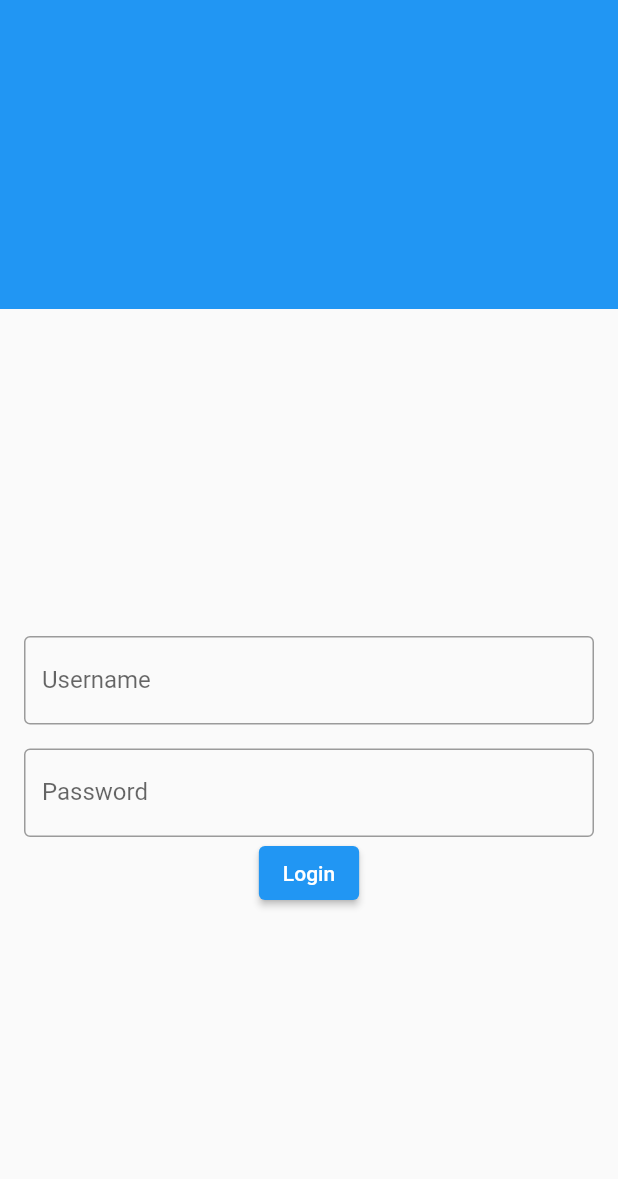
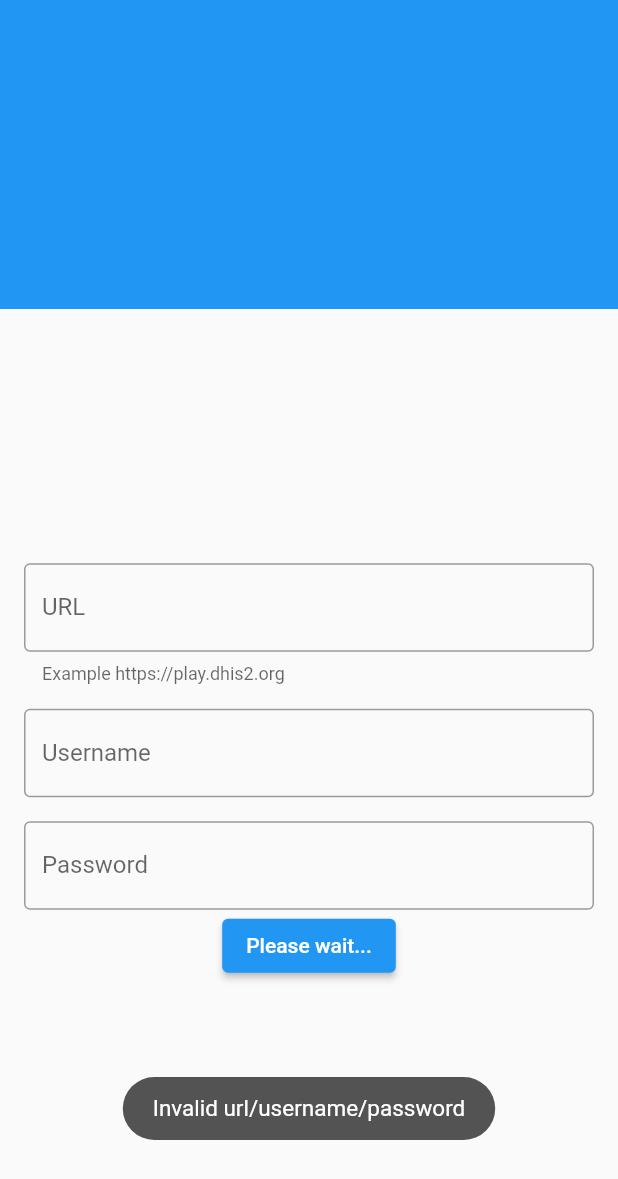
Before and after one commit to Aladdin-tz/patient-short-report, a Flutter app: the Login screen opened directly, after a tap on "Login", on a phone screen of 412 x 824 dp. Shown: the top 1179 px of the screen. Run offline on Flutter 3.47's test engine with Material 2 defaults, Android fonts, the phone set to English and light mode, and no system bars; our stand-ins replace dio, flutter_secure_storage, toast; accounts and stored records are empty; network calls fail.

Commit message:
feat(*): Implementation
- Implemented credentials storage
 - Implemented http service
 - Implemented login logic
 - Implemented logout logic

```diff
--- a/lib/modules/login/login.dart
+++ b/lib/modules/login/login.dart
@@ -1,17 +1,50 @@
 import 'package:flutter/material.dart';
+import 'package:maternal_health_data/modules/landing/landing.dart';
 import 'package:maternal_health_data/shared/fields/text_input.dart';
+import 'package:maternal_health_data/shared/models/credentials.dart';
+import 'package:toast/toast.dart';
 
-class Login extends StatelessWidget {
-  Login({Key? key}) : super(key: key);
+class Login extends StatefulWidget {
+  const Login({Key? key}) : super(key: key);
+
+  @override
+  State<Login> createState() => _LoginState();
+}
+
+class _LoginState extends State<Login> {
   final TextEditingController _usernameController = TextEditingController();
+
   final TextEditingController _passwordController = TextEditingController();
 
-  onPressed() {
+  final TextEditingController _urlController = TextEditingController();
+
+  bool loading = false;
+
+  onPressed(BuildContext context) async {
     String username = _usernameController.text;
     String password = _passwordController.text;
+    String url = _urlController.text;
+    Credentials credentials =
+        Credentials(username: username, url: url, password: password);
 
-    print(username);
-    print(password);
+    setState(() {
+      loading = true;
+    });
+    try {
+      bool isValid = await credentials.validate();
+
+      if (isValid) {
+        await credentials.save();
+        if (!mounted) return;
+        navigateToLanding(context);
+      } else {
+        Toast.show("Invalid url/username/password",
+            duration: Toast.lengthLong, gravity: Toast.bottom);
+      }
+    } catch (e) {
+      Toast.show("Error: ${e.toString()}",
+          duration: Toast.lengthLong, gravity: Toast.bottom);
+    }
   }
 
   @override
@@ -35,6 +68,13 @@ class Login extends StatelessWidget {
                 mainAxisAlignment: MainAxisAlignment.center,
                 children: [
                   TextInputField(
+                      controller: _urlController,
+                      label: "URL",
+                      type: "text",
+                      prefix: "https://",
+                      helpText: "Example https://play.dhis2.org"),
+                  const Padding(padding: EdgeInsets.only(top: 16)),
+                  TextInputField(
                       controller: _usernameController,
                       label: "Username",
                       type: "text"),
@@ -44,7 +84,8 @@ class Login extends StatelessWidget {
                       label: "Password",
                       type: "password"),
                   ElevatedButton(
-                      onPressed: onPressed, child: const Text("Login"))
+                      onPressed: () => onPressed(context),
+                      child: Text(loading ? "Please wait..." : "Login"))
                 ],
               ),
             ),
@@ -53,4 +94,11 @@ class Login extends StatelessWidget {
       ),
     );
   }
+
+  void navigateToLanding(BuildContext context) {
+    Toast.show("Login successful",
+        duration: Toast.lengthLong, gravity: Toast.bottom);
+    Navigator.pushReplacement(context,
+        MaterialPageRoute(builder: (BuildContext context) => Landing()));
+  }
 }
--- /dev/null
+++ b/lib/shared/models/credentials.dart
@@ -0,0 +1,50 @@
+import 'dart:convert';
+
+import 'package:dio/dio.dart';
+import 'package:maternal_health_data/shared/services/credentials.dart';
+import 'package:maternal_health_data/shared/services/http.dart';
+
+class Credentials {
+  late String url;
+  late String username;
+  late String password;
+
+  Credentials(
+      {required this.username, required this.url, required this.password});
+
+  Credentials.fromMap(Map<String, String> map) {
+    url = map['url'] ?? '';
+    username = map['username']!;
+    password = map['password']!;
+  }
+
+  get authorization {
+    return base64Encode(utf8.encode('$username:$password'));
+  }
+
+  static Future<Credentials?> fromStorage() async {
+    CredentialsService service = CredentialsService();
+    Map<String, String>? credentialsMap = await service.getCredentials();
+    if (credentialsMap == null || credentialsMap.isEmpty) return null;
+    return Credentials.fromMap(credentialsMap);
+  }
+
+  Future save() async {
+    return CredentialsService()
+        .setCredentials(url: url, username: username, password: password);
+  }
+
+  Future clear() async {
+    return CredentialsService().clearCredentials();
+  }
+
+  Future<bool> validate() async {
+    HttpService http = HttpService().initWithCredentials(this);
+    try {
+      Response response = await http.get('me');
+      return response.statusCode == 200;
+    } catch (e) {
+      return false;
+    }
+  }
+}
--- /dev/null
+++ b/lib/shared/models/user.dart
@@ -0,0 +1,5 @@
+class User {
+  late String username;
+  late String firstName;
+  late String lastName;
+}
--- /dev/null
+++ b/lib/shared/services/credentials.dart
@@ -0,0 +1,22 @@
+import 'package:flutter_secure_storage/flutter_secure_storage.dart';
+
+class CredentialsService {
+  final storage = const FlutterSecureStorage();
+
+  Future setCredentials(
+      {required String url,
+      required String username,
+      required String password}) async {
+    await storage.write(key: 'url', value: url);
+    await storage.write(key: 'username', value: username);
+    await storage.write(key: 'password', value: password);
+  }
+
+  Future<Map<String, String>?> getCredentials() async {
+    return await storage.readAll();
+  }
+
+  Future clearCredentials() async {
+    await storage.deleteAll();
+  }
+}
--- /dev/null
+++ b/lib/shared/services/http.dart
@@ -0,0 +1,41 @@
+import 'dart:io';
+
+import 'package:dio/dio.dart';
+import 'package:maternal_health_data/shared/models/credentials.dart';
+
+class HttpService {
+  Dio dio = Dio();
+  late Credentials credentials;
+  late Options options;
+
+  Future<HttpService> init() async {
+    Credentials? cred = await Credentials.fromStorage();
+    if (cred == null) throw "Credentials not found";
+    credentials = cred;
+    setOptions();
+    return this;
+  }
+
+  setOptions() {
+    options = Options(headers: {
+      HttpHeaders.authorizationHeader: 'Basic ${credentials.authorization}',
+      'Content-Type': 'application/json',
+    });
+  }
+
+  HttpService initWithCredentials(Credentials credentials) {
+    this.credentials = credentials;
+    setOptions();
+    return this;
+  }
+
+  Future<Response> get(String path, {Map<String, dynamic>? params}) async {
+    String url = 'https://${credentials.url}/api/$path';
+    Uri? uri = Uri.tryParse(url);
+    if (uri != null) {
+      return await dio.getUri(uri, options: options);
+    } else {
+      return await dio.get(url, options: options);
+    }
+  }
+}
--- /dev/null
+++ b/lib/shared/services/user.dart
@@ -0,0 +1 @@
+class UserService {}
--- a/pubspec.yaml
+++ b/pubspec.yaml
@@ -14,6 +14,7 @@ dependencies:
   dio: ^4.0.6
   provider: ^6.0.4
   toast: ^0.2.9
+  flutter_secure_storage: ^6.0.0
 
 
 
```
Also changed, not shown: lib/main.dart (+3 -4 lines), lib/modules/home/home.dart (added, +38 -0 lines), lib/modules/landing/landing.dart (+31 -32 lines), lib/shared/utils/toast.dart (added), lib/state/user.dart (added), pubspec.lock, 1 other file.
